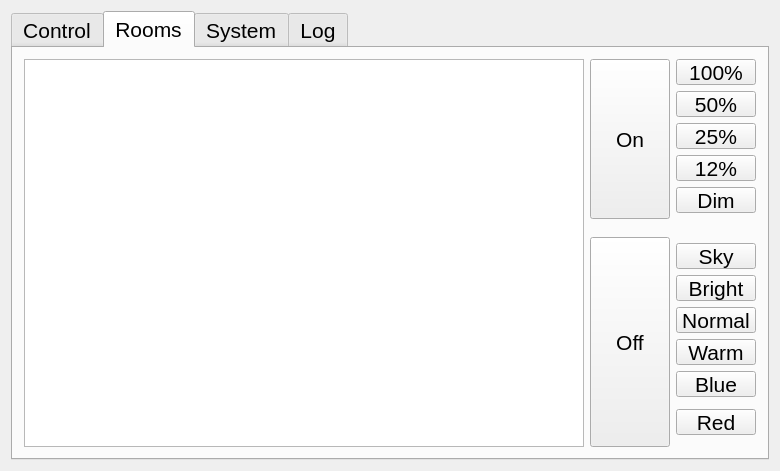
Qt form widget.ui (paulkappler/HomeGUI) before a commit.
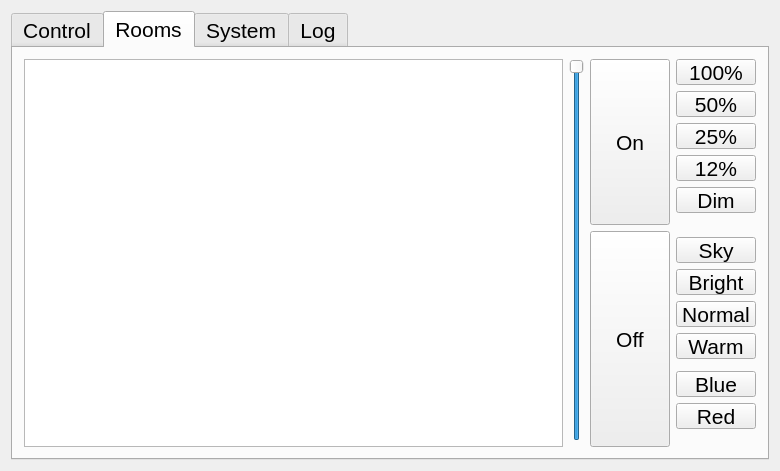
The same form after that commit. The open tabs and pages were chosen to show the change.

Commit message: add vertical slider

The edit to the form file:
```diff
--- a/widget.ui
+++ b/widget.ui
@@ -34,7 +34,7 @@
       <bool>true</bool>
      </property>
      <property name="currentIndex">
-      <number>1</number>
+      <number>0</number>
      </property>
      <widget class="QWidget" name="tabControl">
       <property name="mouseTracking">
@@ -167,20 +167,6 @@
          </property>
         </widget>
        </item>
-       <item row="3" column="3">
-        <widget class="QPushButton" name="upOffButton">
-         <property name="sizePolicy">
-          <sizepolicy hsizetype="Minimum" vsizetype="Minimum">
-           <horstretch>0</horstretch>
-           <verstretch>0</verstretch>
-          </sizepolicy>
-         </property>
-         <property name="text">
-          <string>Upstairs
-Off</string>
-         </property>
-        </widget>
-       </item>
        <item row="3" column="2">
         <widget class="QPushButton" name="kitOffButton">
          <property name="sizePolicy">
@@ -239,6 +225,20 @@
          </property>
         </widget>
        </item>
+       <item row="3" column="4">
+        <widget class="QPushButton" name="upOffButton">
+         <property name="sizePolicy">
+          <sizepolicy hsizetype="Minimum" vsizetype="Minimum">
+           <horstretch>0</horstretch>
+           <verstretch>0</verstretch>
+          </sizepolicy>
+         </property>
+         <property name="text">
+          <string>Upstairs
+Off</string>
+         </property>
+        </widget>
+       </item>
       </layout>
      </widget>
      <widget class="QWidget" name="tabRoom">
@@ -246,118 +246,140 @@
        <string>Rooms</string>
       </attribute>
       <layout class="QGridLayout" name="gridLayout_5">
-       <item row="12" column="2">
-        <widget class="QPushButton" name="roomNormalButton">
-         <property name="text">
-          <string>Normal</string>
-         </property>
-        </widget>
-       </item>
-       <item row="10" column="2">
-        <widget class="QPushButton" name="roomSkyButton">
-         <property name="text">
-          <string>Sky</string>
-         </property>
-        </widget>
-       </item>
-       <item row="11" column="2">
-        <widget class="QPushButton" name="roomBrightButton">
-         <property name="text">
-          <string>Bright</string>
-         </property>
-        </widget>
-       </item>
        <item row="1" column="0" rowspan="18">
         <widget class="QListWidget" name="listWidgetRoom">
          <property name="font">
           <font>
-           <pointsize>18</pointsize>
+           <pointsize>16</pointsize>
           </font>
          </property>
         </widget>
        </item>
-       <item row="1" column="1" rowspan="6">
-        <widget class="QPushButton" name="roomOnButton">
-         <property name="sizePolicy">
-          <sizepolicy hsizetype="Minimum" vsizetype="Expanding">
-           <horstretch>0</horstretch>
-           <verstretch>0</verstretch>
-          </sizepolicy>
-         </property>
-         <property name="text">
-          <string>On</string>
-         </property>
-        </widget>
-       </item>
-       <item row="2" column="2">
+       <item row="2" column="3">
         <widget class="QPushButton" name="room50Button">
          <property name="text">
           <string>50%</string>
          </property>
         </widget>
        </item>
-       <item row="5" column="2">
+       <item row="5" column="3">
         <widget class="QPushButton" name="roomDimButton">
          <property name="text">
           <string>Dim</string>
          </property>
         </widget>
        </item>
-       <item row="4" column="2">
+       <item row="4" column="3">
         <widget class="QPushButton" name="room12Button">
          <property name="text">
           <string>12%</string>
          </property>
         </widget>
        </item>
-       <item row="14" column="2">
+       <item row="14" column="3">
         <widget class="QPushButton" name="roomBlueButton">
          <property name="text">
           <string>Blue</string>
          </property>
         </widget>
        </item>
-       <item row="1" column="2">
+       <item row="1" column="3">
         <widget class="QPushButton" name="room100Button">
          <property name="text">
           <string>100%</string>
          </property>
         </widget>
        </item>
-       <item row="9" column="1" rowspan="10">
-        <widget class="QPushButton" name="roomOffButton">
-         <property name="sizePolicy">
-          <sizepolicy hsizetype="Minimum" vsizetype="Expanding">
-           <horstretch>0</horstretch>
-           <verstretch>0</verstretch>
-          </sizepolicy>
-         </property>
-         <property name="text">
-          <string>Off</string>
-         </property>
-        </widget>
-       </item>
-       <item row="16" column="2">
-        <widget class="QPushButton" name="roomRedButton">
-         <property name="text">
-          <string>Red</string>
-         </property>
-        </widget>
-       </item>
-       <item row="3" column="2">
+       <item row="3" column="3">
         <widget class="QPushButton" name="room25Button">
          <property name="text">
           <string>25%</string>
          </property>
         </widget>
        </item>
-       <item row="13" column="2">
+       <item row="15" column="3">
+        <widget class="QPushButton" name="roomRedButton">
+         <property name="text">
+          <string>Red</string>
+         </property>
+        </widget>
+       </item>
+       <item row="8" column="2" rowspan="11">
+        <widget class="QPushButton" name="roomOffButton">
+         <property name="sizePolicy">
+          <sizepolicy hsizetype="Minimum" vsizetype="Expanding">
+           <horstretch>0</horstretch>
+           <verstretch>0</verstretch>
+          </sizepolicy>
+         </property>
+         <property name="text">
+          <string>Off</string>
+         </property>
+        </widget>
+       </item>
+       <item row="1" column="2" rowspan="7">
+        <widget class="QPushButton" name="roomOnButton">
+         <property name="sizePolicy">
+          <sizepolicy hsizetype="Minimum" vsizetype="Expanding">
+           <horstretch>0</horstretch>
+           <verstretch>0</verstretch>
+          </sizepolicy>
+         </property>
+         <property name="text">
+          <string>On</string>
+         </property>
+        </widget>
+       </item>
+       <item row="9" column="3">
+        <widget class="QPushButton" name="roomSkyButton">
+         <property name="text">
+          <string>Sky</string>
+         </property>
+        </widget>
+       </item>
+       <item row="10" column="3">
+        <widget class="QPushButton" name="roomBrightButton">
+         <property name="text">
+          <string>Bright</string>
+         </property>
+        </widget>
+       </item>
+       <item row="11" column="3">
+        <widget class="QPushButton" name="roomNormalButton">
+         <property name="text">
+          <string>Normal</string>
+         </property>
+        </widget>
+       </item>
+       <item row="12" column="3">
         <widget class="QPushButton" name="roomWarmButton">
          <property name="text">
           <string>Warm</string>
          </property>
         </widget>
        </item>
+       <item row="1" column="1" rowspan="17">
+        <widget class="QSlider" name="verticalSlider">
+         <property name="minimum">
+          <number>0</number>
+         </property>
+         <property name="maximum">
+          <number>254</number>
+         </property>
+         <property name="pageStep">
+          <number>30</number>
+         </property>
+         <property name="value">
+          <number>254</number>
+         </property>
+         <property name="orientation">
+          <enum>Qt::Vertical</enum>
+         </property>
+         <property name="tickInterval">
+          <number>16</number>
+         </property>
+        </widget>
+       </item>
       </layout>
      </widget>
      <widget class="QWidget" name="tab_2">
```
The commit also changes 1 other file.
